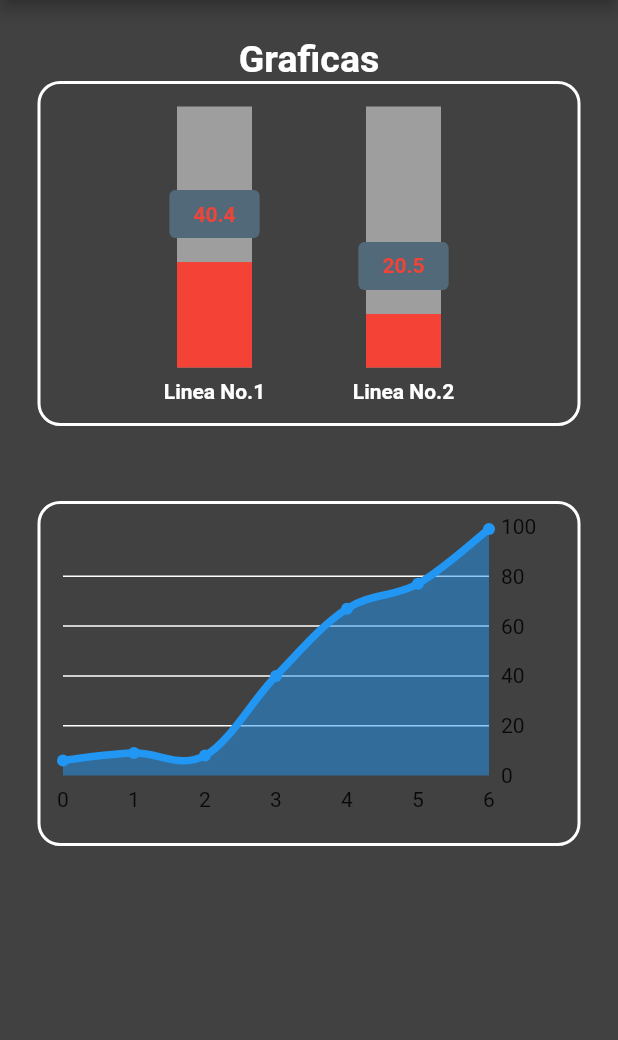
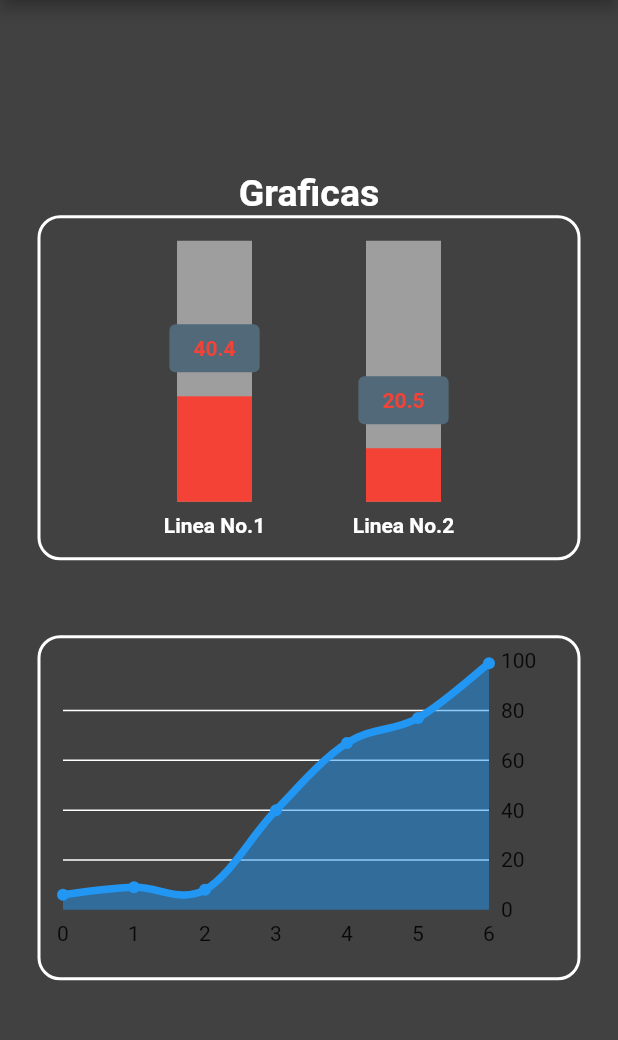
Before and after one commit to TheJustino/AppMovilFE, a Flutter app: the screen it shows after launch, on a phone screen of 412 x 824 dp, the part 84-1124 px from its top. Run offline on Flutter 3.47's test engine with Material 2 defaults, Android fonts, the phone set to English and light mode, and no system bars; drawn by our look-alikes of fl_chart.

Commit message:
App movil otra vez

```diff
--- a/lib/page_charts.dart
+++ b/lib/page_charts.dart
@@ -24,6 +24,8 @@ class pageCharts extends StatelessWidget {
       body: SafeArea(
         child: Padding(padding: const EdgeInsets.all(25.0),
           child: Column(
+            mainAxisAlignment: MainAxisAlignment.center,
+            mainAxisSize: MainAxisSize.max,
             children: [
               const Text(
                 'Graficas',
@@ -36,6 +38,7 @@ class pageCharts extends StatelessWidget {
               ),
 
               Container(
+                alignment: Alignment.topCenter,
                 padding: EdgeInsets.fromLTRB(15, 15, 15, 15),
                 decoration: BoxDecoration(
                   borderRadius: BorderRadius.circular(15),
@@ -89,6 +92,7 @@ class lineChart extends StatelessWidget {
     return Scaffold(
         body: SizedBox(
       child: Container(
+        alignment: Alignment.topCenter,
         padding: EdgeInsets.fromLTRB(15, 15, 15, 15),
         decoration: BoxDecoration(
           borderRadius: BorderRadius.circular(15),
```
